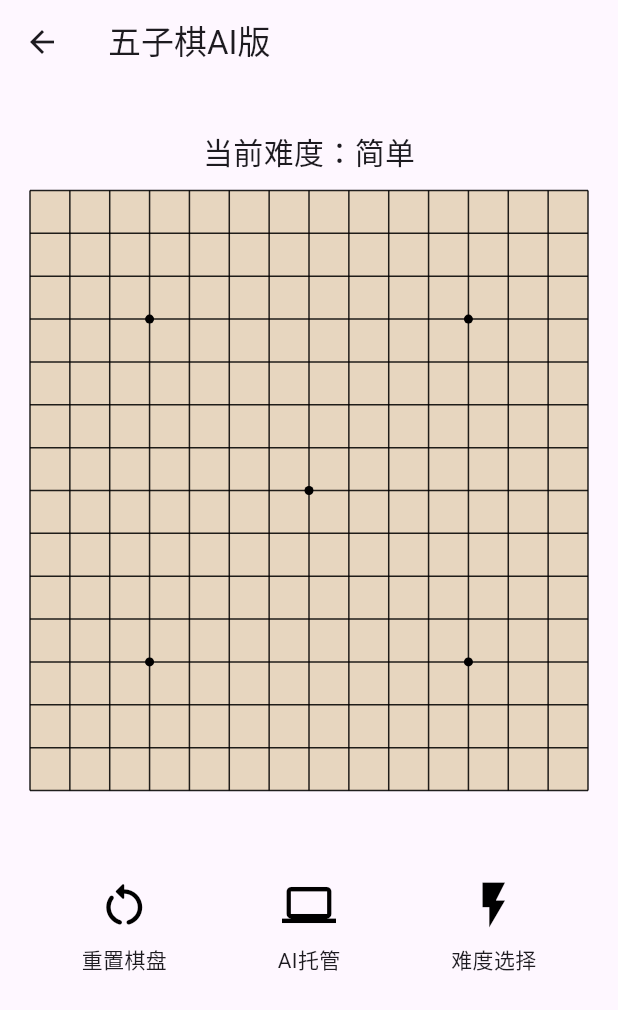
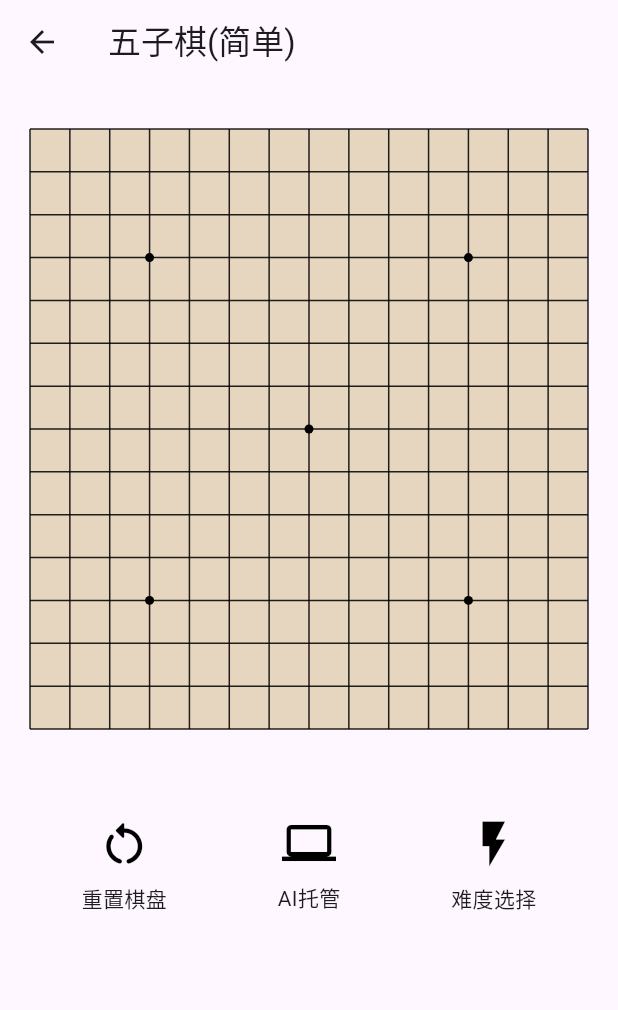
Before and after one commit to Jin857/flutter_provider_st, a Flutter app: the GameMainPage screen opened by its route, on a phone screen of 412 x 824 dp. Shown: the top 1010 px of the screen. Run offline on Flutter 3.47's test engine with Material 3 defaults, Android fonts, the phone set to English and light mode, and no system bars; our stand-ins replace cached_network_image, dio, flutter_html, flutter_screenutil, flutter_swiper_null_safety, flutter_widget_from_html and 6 more; missing offline and left inert: http_proxy, webview_flutter_android, webview_flutter_wkwebview; accounts and stored records are empty; network calls fail.

Commit message:
优化代码

```diff
--- a/lib/page/game/game_page.dart
+++ b/lib/page/game/game_page.dart
@@ -1,10 +1,10 @@
 import 'package:flutter/material.dart';
-import 'package:flutter_provider_st/ui/view/game/ai.dart';
-import 'package:flutter_provider_st/ui/view/game/chessman.dart';
-import 'package:flutter_provider_st/ui/view/game/common.dart';
-import 'package:flutter_provider_st/ui/view/game/player.dart';
+import 'package:flutter_provider_st/ui/view/game/gomoku/ai.dart';
+import 'package:flutter_provider_st/ui/view/game/gomoku/chessman.dart';
+import 'package:flutter_provider_st/ui/view/game/gomoku/common.dart';
+import 'package:flutter_provider_st/ui/view/game/gomoku/player.dart';
 
-import '../../ui/view/game/chessman_paint.dart';
+import '../../ui/view/game/gomoku/chessman_paint.dart';
 
 class GameMainPage extends StatefulWidget {
   const GameMainPage({super.key});
@@ -19,28 +19,21 @@ class _GameMainPageState extends State<GameMainPage> {
   String gradeOfDifficulty = "简单";
 
   //默认难度为简单
-  var ai = AI(Player.white);
+  // var ai = AI(Player.white);
 
-  // isMaxMin为true使用max-min算法，为false使用alpha-beta 剪枝算法
-  // var ai = AdvancedAI(Player.white, isMaxMin: false);
+  // isMaxMin 为true使用 max-min 算法，为false使用 alpha-beta 剪枝算法
+  var ai = AdvancedAI(Player.white, isMaxMin: false);
 
   @override
   Widget build(BuildContext context) {
     return Scaffold(
       appBar: AppBar(
-        title: const Text("五子棋AI版"),
+        title: Text("五子棋($gradeOfDifficulty)"),
       ),
       body: Padding(
         padding: const EdgeInsets.only(top: 30, left: 20, right: 20),
         child: Column(
           children: [
-            Text(
-              "当前难度：$gradeOfDifficulty",
-              style: const TextStyle(fontSize: 20),
-            ),
-            const SizedBox(
-              height: 12,
-            ),
             // 棋盘
             GestureDetector(
               child: CustomPaint(
@@ -113,7 +106,7 @@ class _GameMainPageState extends State<GameMainPage> {
                                           setState(() {
                                             chessmanList.clear();
                                             winResult.clear();
-                                            ai = AI(Player.white);
+                                            ai = AdvancedAI(Player.white);
                                             gradeOfDifficulty = "简单";
                                           });
                                         },
@@ -257,7 +250,6 @@ class _GameMainPageState extends State<GameMainPage> {
         Future.delayed(const Duration(milliseconds: 20), () {
           Future<Offset> position = ai.nextByAI();
           position.then((position) {
-            debugPrint("----------$position");
             fallChessman(position);
             //托管
             if (hosting) {
--- a/lib/ui/view/game/chessman.dart
+++ b/lib/ui/view/game/gomoku/chessman.dart
@@ -1,6 +1,6 @@
 //棋子
 import 'package:flutter/material.dart';
-import 'package:flutter_provider_st/ui/view/game/player.dart';
+import 'package:flutter_provider_st/ui/view/game/gomoku/player.dart';
 
 import 'common.dart';
 
```
Also changed, not shown: lib/ui/view/game/gomoku/gomoku_main.dart (added, +10 -0 lines), lib/ui/view/game/gomoku/ai.dart (renamed from lib/ui/view/game/ai.dart), lib/ui/view/game/gomoku/buffer_container.dart (renamed from lib/ui/view/game/buffer_container.dart), lib/ui/view/game/gomoku/chessman_paint.dart (renamed from lib/ui/view/game/chessman_paint.dart), lib/ui/view/game/gomoku/common.dart (renamed from lib/ui/view/game/common.dart), lib/ui/view/game/gomoku/player.dart (renamed from lib/ui/view/game/player.dart).
